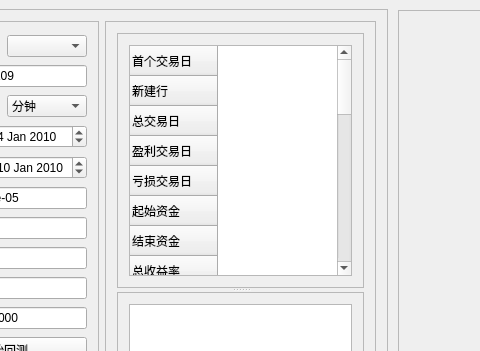
Old version of the form QCTrader/BacktesterManager.ui in the repository yuanhuei/trader; both pictures show x 112 to 592 and y 0 to 351 of the 951 by 593 pixel window.
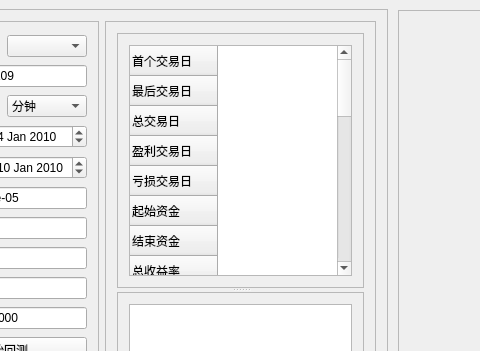
New version of the form. Custom widgets are drawn as their Qt base class.

```diff
--- a/QCTrader/BacktesterManager.ui
+++ b/QCTrader/BacktesterManager.ui
@@ -338,7 +338,7 @@
              </row>
              <row>
               <property name="text">
-               <string>新建行</string>
+               <string>最后交易日</string>
               </property>
              </row>
              <row>
@@ -386,11 +386,6 @@
                <string>百分比最大回撤</string>
               </property>
              </row>
-             <row>
-              <property name="text">
-               <string>新建行</string>
-              </property>
-             </row>
              <row>
               <property name="text">
                <string>总盈亏</string>
```
